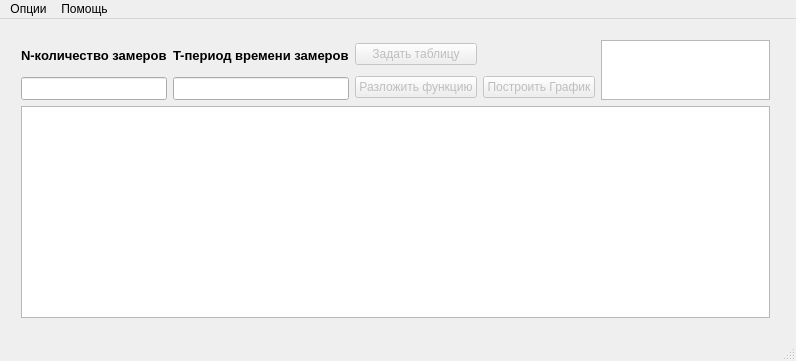
Qt form mainwindow.ui (IvanTheCruel/Z5_circuits) before a commit.
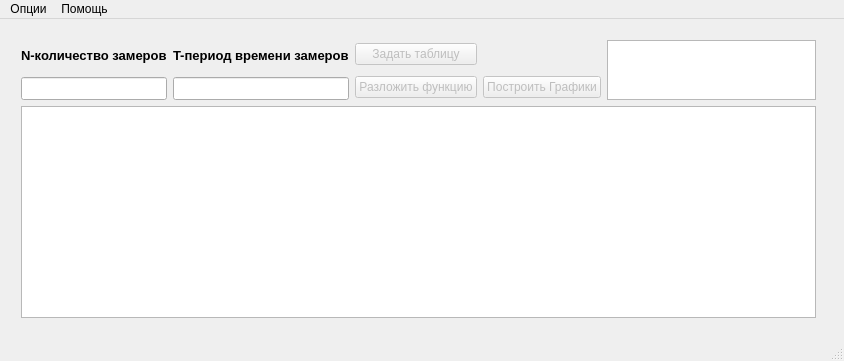
The same form after that commit.

Patch:
```diff
--- a/mainwindow.ui
+++ b/mainwindow.ui
@@ -6,7 +6,7 @@
    <rect>
     <x>0</x>
     <y>0</y>
-    <width>796</width>
+    <width>844</width>
     <height>361</height>
    </rect>
   </property>
@@ -19,7 +19,7 @@
      <rect>
       <x>10</x>
       <y>10</y>
-      <width>771</width>
+      <width>817</width>
       <height>300</height>
      </rect>
     </property>
@@ -135,7 +135,7 @@
           <bool>false</bool>
          </property>
          <property name="text">
-          <string>Построить График</string>
+          <string>Построить Графики</string>
          </property>
         </widget>
        </item>
@@ -159,8 +159,8 @@
     <rect>
      <x>0</x>
      <y>0</y>
-     <width>796</width>
-     <height>20</height>
+     <width>844</width>
+     <height>25</height>
     </rect>
    </property>
    <widget class="QMenu" name="menu">
```
Left out of the diff: 4 changed lines with no effect on the pictures.
